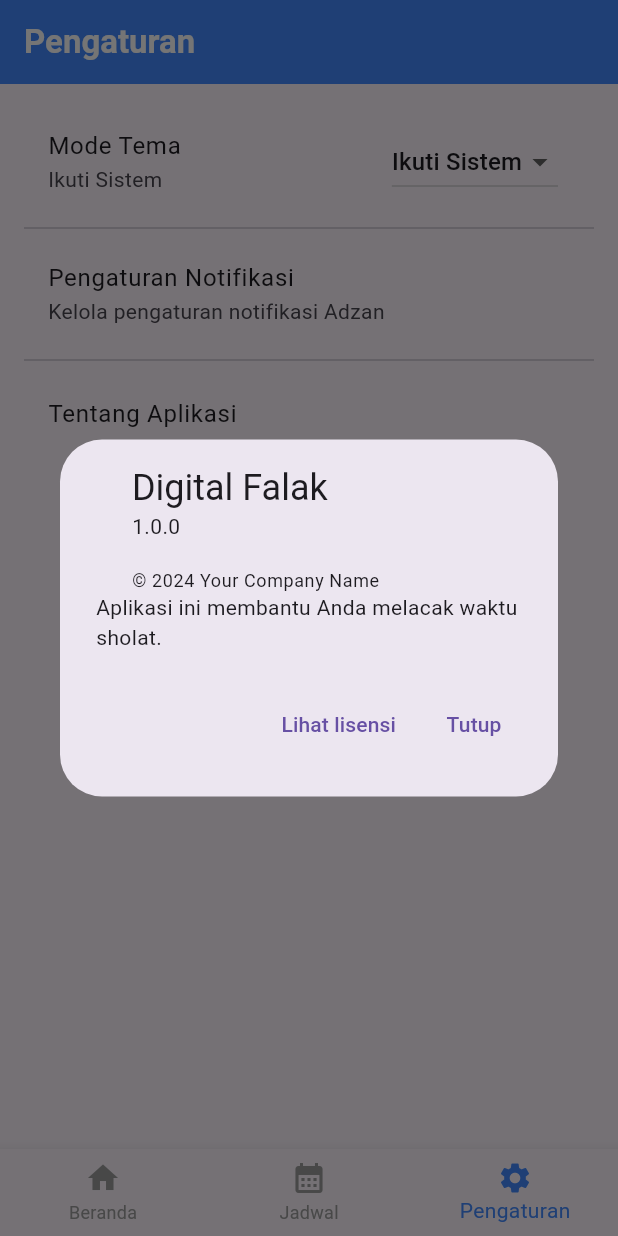
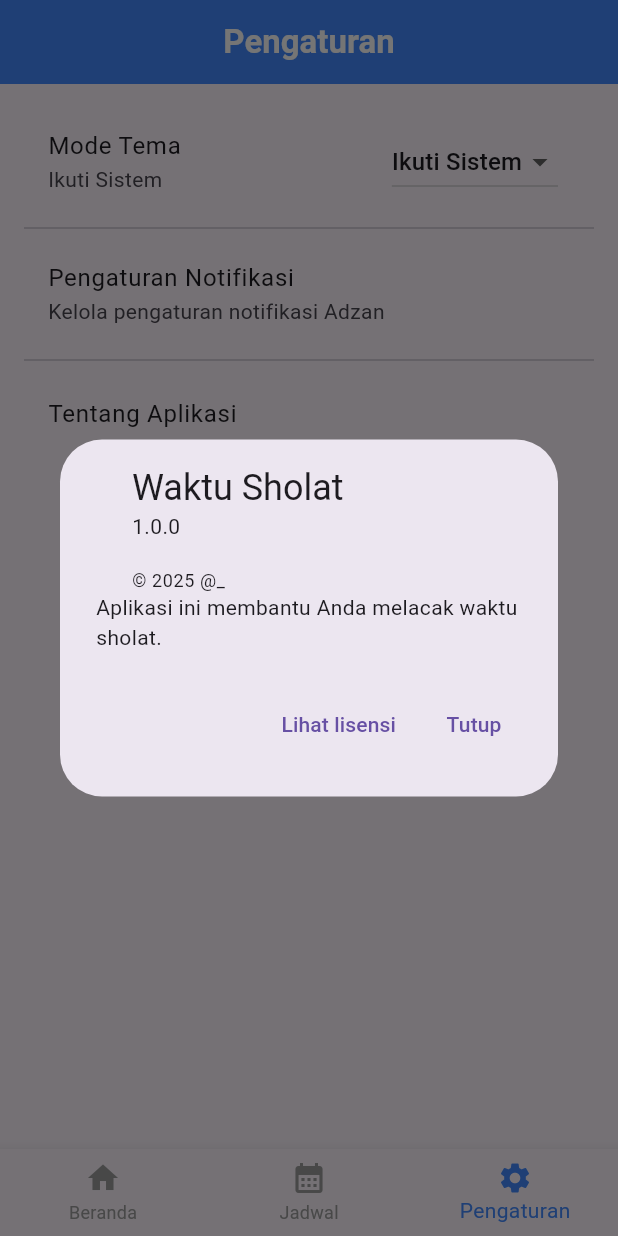
Before and after one commit to Nurulhijroh/my_app, a Flutter app: the screen it shows after launch, item 3 of the bottom bar chosen, after a tap on "Tentang Aplikasi", on a phone screen of 412 x 824 dp. Run offline on Flutter 3.47's test engine with Material 3 defaults, Android fonts, the phone set to English and light mode, and no system bars; our stand-ins replace geolocator, shared_preferences.

Commit message:
memperbaiki kode

```diff
--- a/lib/main.dart
+++ b/lib/main.dart
@@ -1,11 +1,11 @@
 import 'package:flutter/material.dart';
 import 'package:flutter_localizations/flutter_localizations.dart';
 import 'package:my_app/screens/home_screen.dart';
-import 'package:my_app/screens/settings_screen.dart'; // Pastikan ini mengarah ke file SettingsScreen yang sudah diperbaiki!
+import 'package:my_app/screens/settings_screen.dart';
 import 'package:my_app/screens/daily_prayer_times_screen.dart';
 import 'package:intl/date_symbol_data_local.dart';
-import 'package:provider/provider.dart'; // Diperlukan untuk ChangeNotifierProvider dan Consumer
-import 'package:my_app/theme_provider.dart'; // Pastikan path dan nama file ini benar
+import 'package:provider/provider.dart';
+import 'package:my_app/theme_provider.dart';
 
 void main() async {
   WidgetsFlutterBinding.ensureInitialized();
@@ -13,59 +13,39 @@ void main() async {
 
   runApp(
     ChangeNotifierProvider(
-      create:
-          (context) =>
-              ThemeProvider(), // Pastikan ThemeProvider ada dan extend ChangeNotifier
-      child: const MyApp(), // MyApp adalah widget root aplikasi
+      create: (context) => ThemeProvider(),
+      child: const MyApp(),
     ),
   );
 }
 
-// MyApp HARUS menjadi StatelessWidget karena tugasnya hanya membungkus MaterialApp dan Consumer.
-// Semua logika state (_selectedIndex, _pages, _onItemTapped) dipindahkan ke AppShell.
 class MyApp extends StatelessWidget {
   const MyApp({super.key});
 
   @override
   Widget build(BuildContext context) {
-    // Consumer digunakan untuk mendengarkan perubahan pada ThemeProvider.
     return Consumer<ThemeProvider>(
-      // Ganti 'ThemeProvider' dengan nama variabel yang berbeda (misalnya 'themeProvider' saja),
-      // karena 'themeProviderInstance' agak panjang dan biasanya cukup 'themeProvider'.
-      // Ini bukan konflik nama, hanya saran penamaan yang lebih umum.
       builder: (context, themeProvider, child) {
-        // Perbaikan: Gunakan 'themeProvider' sebagai nama variabel
         return MaterialApp(
           title: 'Pengingat Asrama',
           theme: ThemeData(
             primarySwatch: Colors.blue,
-            brightness: Brightness.light, // Penting: Ini untuk tema TERANG
+            brightness: Brightness.light,
             appBarTheme: const AppBarTheme(
               backgroundColor: Colors.blueAccent,
               foregroundColor: Colors.white,
             ),
-            // Opsional: Aktifkan Material 3 jika ingin tampilan modern.
-            // useMaterial3: true,
-            // colorScheme: ColorScheme.fromSeed(seedColor: Colors.blueAccent, brightness: Brightness.light),
           ),
           darkTheme: ThemeData(
-            // Ini adalah definisi untuk TEMA GELAP
-            primarySwatch:
-                Colors.blueGrey, // Warna primer yang berbeda untuk gelap
-            brightness: Brightness.dark, // Penting: Ini untuk tema GELAP
+            primarySwatch: Colors.blueGrey,
+            brightness: Brightness.dark,
             appBarTheme: const AppBarTheme(
-              backgroundColor:
-                  Colors
-                      .blueGrey, // Warna AppBar yang lebih gelap untuk tema gelap
+              backgroundColor: Colors.blueGrey,
               foregroundColor: Colors.white,
             ),
-            // Opsional: Aktifkan Material 3 jika ingin tampilan modern.
-            // useMaterial3: true,
-            // colorScheme: ColorScheme.fromSeed(seedColor: Colors.blueGrey, brightness: Brightness.dark),
           ),
-          // Mengambil themeMode dari instance ThemeProvider.
-          themeMode:
-              themeProvider.themeMode, // Menggunakan 'themeProvider.themeMode'
+
+          themeMode: themeProvider.themeMode,
           localizationsDelegates: const [
             GlobalMaterialLocalizations.delegate,
             GlobalWidgetsLocalizations.delegate,
@@ -74,48 +54,39 @@ class MyApp extends StatelessWidget {
           supportedLocales: const [Locale('en', ''), Locale('id', '')],
           locale: const Locale('id', ''),
 
-          // home menunjuk ke AppShell yang akan menangani Scaffold dan BottomNavigationBar.
-          home: const AppShell(), // Pastikan ini const AppShell()
+          home: const AppShell(),
         );
       },
     );
   }
 }
 
-// AppShell adalah StatefulWidget yang mengelola state untuk BottomNavigationBar.
 class AppShell extends StatefulWidget {
   const AppShell({super.key});
 
   @override
-  State<AppShell> createState() => _AppShellState(); // Perbaikan: Typo '_AppShaleState' menjadi '_AppShellState'.
+  State<AppShell> createState() => _AppShellState();
 }
 
-// State class untuk AppShell.
 class _AppShellState extends State<AppShell> {
-  int _selectedIndex = 0; // State untuk mengelola indeks tab yang aktif.
-
-  // Daftar widget/halaman yang akan ditampilkan saat tab dipilih.
+  int _selectedIndex = 0;
   final List<Widget> _pages = const [
-    // Perbaikan: Gunakan 'const' karena isi list konstan.
     HomeScreen(),
     DailyPrayerTimesScreen(),
-    SettingsScreen(), // Perbaikan: Pastikan ini SettingsScreen() (sesuai nama kelas yang diperbaiki)
+    SettingsScreen(),
   ];
 
-  // Fungsi yang dipanggil saat item di BottomNavigationBar ditekan.
   void _onItemTapped(int index) {
     setState(() {
-      _selectedIndex = index; // Mengupdate indeks tab yang aktif.
+      _selectedIndex = index;
     });
   }
 
   @override
   Widget build(BuildContext context) {
     return Scaffold(
-      body:
-          _pages[_selectedIndex], // Menampilkan halaman yang aktif sesuai _selectedIndex.
+      body: _pages[_selectedIndex],
       bottomNavigationBar: BottomNavigationBar(
-        // Ini sudah benar, BottomNavigationBar bukan BottomAppBar.
         items: const <BottomNavigationBarItem>[
           BottomNavigationBarItem(icon: Icon(Icons.home), label: 'Beranda'),
           BottomNavigationBarItem(
@@ -123,15 +94,13 @@ class _AppShellState extends State<AppShell> {
             label: 'Jadwal',
           ),
           BottomNavigationBarItem(
-            icon: Icon(Icons.settings), // Icon Pengaturan
-            label: 'Pengaturan', // Label Pengaturan
+            icon: Icon(Icons.settings),
+            label: 'Pengaturan',
           ),
         ],
         currentIndex: _selectedIndex,
         selectedItemColor: Colors.blueAccent,
-        unselectedItemColor:
-            Colors
-                .grey, // Opsional: Tambahkan warna untuk item yang tidak dipilih agar lebih terlihat.
+        unselectedItemColor: Colors.grey,
         onTap: _onItemTapped,
       ),
     );
--- a/lib/screens/Home_Screen.dart
+++ b/lib/screens/Home_Screen.dart
@@ -268,7 +268,7 @@ class _HomeScreenState extends State<HomeScreen> {
     return Scaffold(
       appBar: AppBar(
         title: const Text(
-          'Digital Falak ',
+          'Waktu Sholat ',
           style: TextStyle(fontWeight: FontWeight.bold, color: Colors.white),
         ),
         centerTitle: true,
--- a/lib/screens/daily_prayer_times_screen.dart
+++ b/lib/screens/daily_prayer_times_screen.dart
@@ -28,12 +28,10 @@ class _DailyPrayerTimesScreenState extends State<DailyPrayerTimesScreen> {
     super.dispose();
   }
 
-  // Fungsi baru untuk mendapatkan lokasi pengguna
   Future<Position?> _getCurrentLocation() async {
     bool serviceEnabled;
     LocationPermission permission;
 
-    // Test if location services are enabled.
     serviceEnabled = await Geolocator.isLocationServiceEnabled();
     if (!serviceEnabled) {
       setState(() {
@@ -67,8 +65,6 @@ class _DailyPrayerTimesScreenState extends State<DailyPrayerTimesScreen> {
       return null;
     }
 
-    // When we reach here, permissions are granted and we can
-    // continue accessing the position of the device.
     try {
       Position position = await Geolocator.getCurrentPosition(
         desiredAccuracy: LocationAccuracy.high,
@@ -94,9 +90,8 @@ class _DailyPrayerTimesScreenState extends State<DailyPrayerTimesScreen> {
       _errorMessage = '';
     });
 
-    Position? position = await _getCurrentLocation(); // <<< Panggil fungsi ini
+    Position? position = await _getCurrentLocation();
     if (position == null) {
-      // Error message will be set by _getCurrentLocation
       return;
     }
 
@@ -146,9 +141,10 @@ class _DailyPrayerTimesScreenState extends State<DailyPrayerTimesScreen> {
     return Scaffold(
       appBar: AppBar(
         title: const Text(
-          'Jadwal Sholat Harian',
+          'Jadwal Sholat ',
           style: TextStyle(color: Colors.white),
         ),
+        centerTitle: true,
         backgroundColor: Colors.blueAccent,
         actions: [
           IconButton(
@@ -216,8 +212,7 @@ class _DailyPrayerTimesScreenState extends State<DailyPrayerTimesScreen> {
                     ),
 
                     Text(
-                      // Ini adalah line yang berisi string lokasi
-                      _currentLocationString, // Ganti ini dari yang sebelumnya `Lokasi: ...`
+                      _currentLocationString,
                       style: const TextStyle(fontSize: 16, color: Colors.grey),
                     ),
                     const SizedBox(height: 20),
--- a/lib/screens/settings_screen.dart
+++ b/lib/screens/settings_screen.dart
@@ -1,19 +1,13 @@
 import 'package:flutter/material.dart';
-// import 'package:my_app/screens/settings_screen.dart'; // <--- BARIS INI HAPUS, INI IMPORT DIRI SENDIRI
-import 'package:provider/provider.dart'; // <--- TAMBAH INI
-import 'package:my_app/theme_provider.dart'; // <--- TAMBAH INI (pastikan path benar)
 
-// PERHATIKAN: Saya akan mengubah nama kelas dari SettingScreen menjadi SettingsScreen
-// Sesuai dengan standar penamaan kelas di Dart/Flutter (PascalCase).
-// Juga karena Anda mengimpor 'settings_screen.dart' yang mungkin merujuk pada dirinya sendiri
-// atau membuat kebingungan jika ada file lain dengan nama serupa.
+import 'package:provider/provider.dart';
+import 'package:my_app/theme_provider.dart';
+
 class SettingsScreen extends StatelessWidget {
-  // <--- UBAH NAMA KELAS DI SINI
   const SettingsScreen({super.key});
 
   @override
   Widget build(BuildContext context) {
-    // <--- TAMBAH BAGIAN CONSUMER INI UNTUK MENGAKSES THEMEPROVIDER
     return Consumer<ThemeProvider>(
       builder: (context, themeProvider, child) {
         return Scaffold(
@@ -25,29 +19,21 @@ class SettingsScreen extends StatelessWidget {
                 color: Colors.white,
               ),
             ),
-            backgroundColor: Colors.blueAccent, // Warna app bar konsisten
-            iconTheme: const IconThemeData(
-              color: Colors.white,
-            ), // Warna icon back
+            centerTitle: true,
+            backgroundColor: Colors.blueAccent,
+            iconTheme: const IconThemeData(color: Colors.white),
           ),
           body: ListView(
-            // <--- UBAH DARI Center ke ListView
             padding: const EdgeInsets.all(16.0),
             children: [
-              // Pengaturan Tema: Ini adalah bagian yang Anda inginkan
               ListTile(
                 title: const Text('Mode Tema'),
                 subtitle: Text(_getThemeModeText(themeProvider.themeMode)),
                 trailing: DropdownButton<ThemeMode>(
-                  value:
-                      themeProvider
-                          .themeMode, // Menampilkan nilai tema saat ini
+                  value: themeProvider.themeMode,
                   onChanged: (ThemeMode? newValue) {
-                    // Dipanggil saat pengguna memilih opsi baru
                     if (newValue != null) {
-                      themeProvider.setThemeMode(
-                        newValue,
-                      ); // Mengubah tema melalui ThemeProvider
+                      themeProvider.setThemeMode(newValue);
                     }
                   },
                   items: const <DropdownMenuItem<ThemeMode>>[
@@ -66,8 +52,7 @@ class SettingsScreen extends StatelessWidget {
                   ],
                 ),
               ),
-              const Divider(), // Garis pemisah
-              // Anda bisa menambahkan pengaturan lain di bawah sini
+              const Divider(),
               ListTile(
                 title: const Text('Pengaturan Notifikasi'),
                 subtitle: const Text('Kelola pengaturan notifikasi Adzan'),
@@ -85,9 +70,9 @@ class SettingsScreen extends StatelessWidget {
                 onTap: () {
                   showAboutDialog(
                     context: context,
-                    applicationName: 'Digital Falak',
+                    applicationName: 'Waktu Sholat',
                     applicationVersion: '1.0.0',
-                    applicationLegalese: '© 2024 Your Company Name',
+                    applicationLegalese: '© 2025 @_',
                     children: [
                       const Text(
                         'Aplikasi ini membantu Anda melacak waktu sholat.',
@@ -100,11 +85,9 @@ class SettingsScreen extends StatelessWidget {
           ),
         );
       },
-    ); // <--- AKHIR DARI CONSUMER
+    );
   }
 
-  // <--- TAMBAH FUNGSI HELPER INI
-  // Fungsi pembantu untuk mendapatkan teks yang sesuai dengan ThemeMode
   String _getThemeModeText(ThemeMode mode) {
     switch (mode) {
       case ThemeMode.system:
```
Also changed, not shown: 1 other file.
